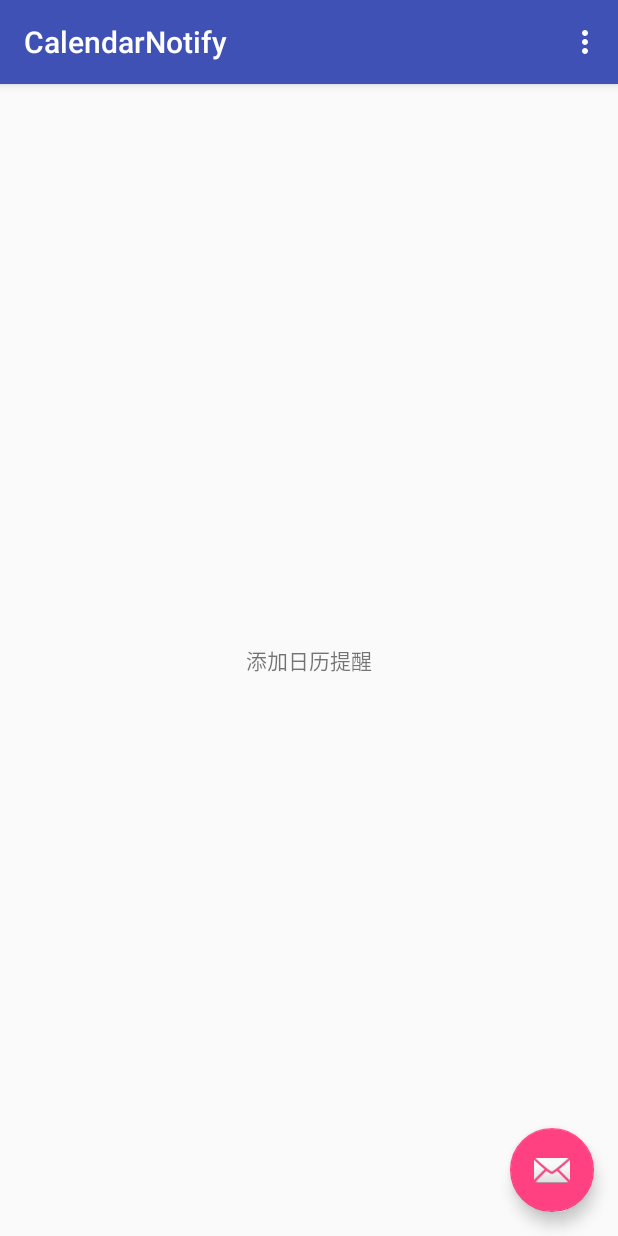
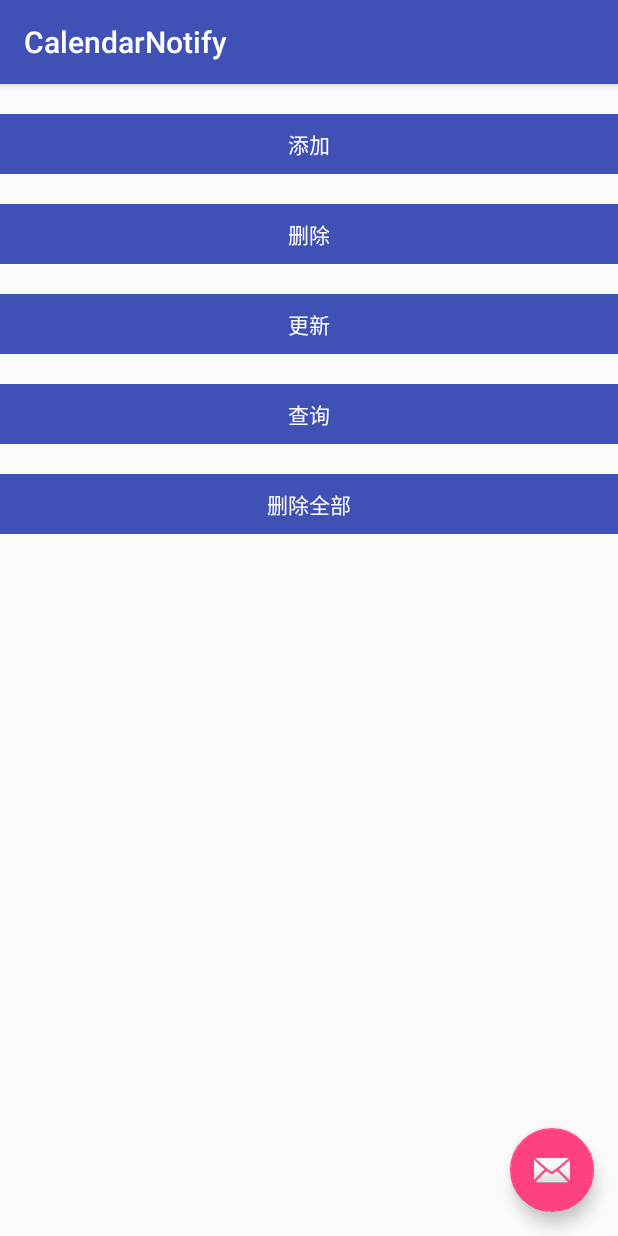
Before and after one commit to SNXJ/MyCalendar, an Android app: the screen it shows after launch (MainActivity), on a phone screen of 412 x 824 dp. Run offline under Robolectric (Android 15) with nearby library versions, the phone set to English and light mode, and no system bars.

Commit message:
fix event id

```diff
--- a/app/build.gradle
+++ b/app/build.gradle
@@ -8,7 +8,8 @@ android {
         targetSdkVersion 27
         versionCode 1
         versionName "1.0"
-        testInstrumentationRunner "android.support.test.runner.AndroidJUnitRunner"
+//        testInstrumentationRunner "android.support.test.runner.AndroidJUnitRunner"
+        multiDexEnabled true
     }
     buildTypes {
         release {
@@ -16,6 +17,7 @@ android {
             proguardFiles getDefaultProguardFile('proguard-android.txt'), 'proguard-rules.pro'
         }
         debug {
+//            resValue("string", "app_name", "日历提醒debug")
             minifyEnabled false
             proguardFiles getDefaultProguardFile('proguard-android.txt'), 'proguard-rules.pro'
         }
--- a/app/src/main/java/com/snxj/calendarnotify/MainActivity.java
+++ b/app/src/main/java/com/snxj/calendarnotify/MainActivity.java
@@ -8,13 +8,17 @@ import android.util.Log;
 import android.view.View;
 import android.view.Menu;
 import android.view.MenuItem;
+import android.widget.TextView;
 
 import com.snxj.calendarnotify.Model.EventModel;
 import com.snxj.calendarnotify.Utils.DateFormatUtil;
 import com.snxj.calendarnotify.Utils.MyPermission;
 import com.snxj.calendarnotify.Utils.PermissionRequest;
 
-public class MainActivity extends AppCompatActivity {
+import java.util.List;
+
+public class MainActivity extends AppCompatActivity implements View.OnClickListener {
+    private TextView tv_add, tv_del, tv_del_all, tv_query, tv_update;
 
     @Override
     protected void onCreate(Bundle savedInstanceState) {
@@ -22,24 +26,113 @@ public class MainActivity extends AppCompatActivity {
         setContentView(R.layout.activity_main);
         Toolbar toolbar = (Toolbar) findViewById(R.id.toolbar);
         setSupportActionBar(toolbar);
-
         FloatingActionButton fab = (FloatingActionButton) findViewById(R.id.fab);
+        tv_add = (TextView) findViewById(R.id.tv_add);
+        tv_del = (TextView) findViewById(R.id.tv_del);
+        tv_del_all = (TextView) findViewById(R.id.tv_del_all);
+        tv_query = (TextView) findViewById(R.id.tv_query);
+        tv_update = (TextView) findViewById(R.id.tv_update);
+        tv_add.setOnClickListener(this);
+        tv_del.setOnClickListener(this);
+        tv_del_all.setOnClickListener(this);
+        tv_query.setOnClickListener(this);
+        tv_update.setOnClickListener(this);
         fab.setOnClickListener(new View.OnClickListener() {
             @Override
             public void onClick(View view) {
+//                new PermissionRequest(MainActivity.this, new PermissionRequest.PermissionCallback() {
+//                    @Override
+//                    public void onPermisstionSuccessful() {
+//                        Log.i("+++++++++++++++++++++", "_++++++++++++add++++++++++++++++++");
+//
+//                        String time = DateFormatUtil.parseTime("2018-05-24  13:10");
+//                        EventModel eventModel = new EventModel();
+//                        eventModel.setContent("提醒内容");
+//                        eventModel.setId("89");
+//                        eventModel.setTime(time);
+////                        CalendarEvent.insertEvent(eventModel);
+//
+//                        CalendarManager.addCalendarEvent(MainActivity.this, "标题", "内容", Long.parseLong(time));
+//                        //TODO 删除
+//                    }
+//
+//                    @Override
+//                    public void onPermisstionFailure() {
+//                        Log.i("+++++++++++++++++++++", "_++++++++++++onPermisstionFailure++++++++++++++++++");
+//                    }
+//                }).request(MyPermission.CALENDAR);
+
+
+            }
+        });
+
+
+    }
+
+    int addTemp = 0;
+
+    @Override
+    public void onClick(View v) {
+        switch (v.getId()) {
+            case R.id.tv_add:
+                addTemp++;
+                addCalendar("2018-05-2" + addTemp + "  15:20");
+                break;
+            case R.id.tv_del:
+                delCalendar();
+                break;
+            case R.id.tv_del_all:
+                delAllCalendar();
+                break;
+            case R.id.tv_query:
+                queryCalendar();
+                break;
+            case R.id.tv_update:
+                upDateCalendar();
+                break;
+        }
+
+    }
+
+    private void upDateCalendar() {
+        String time = DateFormatUtil.parseTime("2018-05-29  15:20");
+        EventModel eventModel = new EventModel();
+        eventModel.setContent("更新提醒内容*********************xxx*************");
+        eventModel.setId(5 + "");
+        eventModel.setTime(time);
+        CalendarEvent.updateEvent(eventModel);
+    }
+
+    private void queryCalendar() {
+        List<EventModel> list = CalendarEvent.queryEvents();
+        if (null == list) return;
+        if (list.size() <= 0) return;
+        for (int i = 0; i < list.size(); i++) {
+            Log.i("+++++++++++++++++++++", list.get(i).getId() + "=id+++++++++++提醒的内容++++++++++++++++++==" + list.get(i).getContent());
+
+        }
+    }
+
+    private void delAllCalendar() {
+        CalendarEvent.deleteAllEvent();
+    }
+
+    private void delCalendar() {
+        CalendarEvent.deleteEvent("5");
+        Log.i("+++++++++++++++++++++", "_++++++++++++del++++++++++++++++++" + 5);
+    }
+
+    private void addCalendar(final String date) {
         new PermissionRequest(MainActivity.this, new PermissionRequest.PermissionCallback() {
             @Override
             public void onPermisstionSuccessful() {
-                        Log.i("+++++++++++++++++++++", "_++++++++++++add++++++++++++++++++");
-
-                        String time = DateFormatUtil.parseTime("2018-05-07  10:20");
+                Log.i("+++++++++++++++++++++", "_++++++++++++add++++++++++++++++++" + addTemp);
+                String time = DateFormatUtil.parseTime(date);
                 EventModel eventModel = new EventModel();
-                        eventModel.setContent("添加的提醒内容");
-                        eventModel.setId("89");
+                eventModel.setContent("提醒内容**********************************" + addTemp);
+                eventModel.setId(addTemp + "");
                 eventModel.setTime(time);
                 CalendarEvent.insertEvent(eventModel);
-                        //TODO 删除
-
             }
 
             @Override
@@ -48,31 +141,7 @@ public class MainActivity extends AppCompatActivity {
             }
         }).request(MyPermission.CALENDAR);
 
-
-            }
-        });
     }
 
 
-    @Override
-    public boolean onCreateOptionsMenu(Menu menu) {
-        // Inflate the menu; this adds items to the action bar if it is present.
-        getMenuInflater().inflate(R.menu.menu_main, menu);
-        return true;
 }
-
-    @Override
-    public boolean onOptionsItemSelected(MenuItem item) {
-        // Handle action bar item clicks here. The action bar will
-        // automatically handle clicks on the Home/Up button, so long
-        // as you specify a parent activity in AndroidManifest.xml.
-        int id = item.getItemId();
-
-        //noinspection SimplifiableIfStatement
-        if (id == R.id.action_settings) {
-            return true;
-        }
-
-        return super.onOptionsItemSelected(item);
-    }
-}
--- a/app/src/main/res/layout/content_main.xml
+++ b/app/src/main/res/layout/content_main.xml
@@ -1,20 +1,63 @@
 <?xml version="1.0" encoding="utf-8"?>
-<android.support.constraint.ConstraintLayout xmlns:android="http://schemas.android.com/apk/res/android"
+<LinearLayout xmlns:android="http://schemas.android.com/apk/res/android"
     xmlns:app="http://schemas.android.com/apk/res-auto"
     xmlns:tools="http://schemas.android.com/tools"
     android:layout_width="match_parent"
     android:layout_height="match_parent"
+    android:orientation="vertical"
     app:layout_behavior="@string/appbar_scrolling_view_behavior"
     tools:context=".MainActivity"
     tools:showIn="@layout/activity_main">
 
     <TextView
-        android:layout_width="wrap_content"
-        android:layout_height="wrap_content"
-        android:text="添加日历提醒"
-        app:layout_constraintBottom_toBottomOf="parent"
-        app:layout_constraintLeft_toLeftOf="parent"
-        app:layout_constraintRight_toRightOf="parent"
-        app:layout_constraintTop_toTopOf="parent" />
+        android:id="@+id/tv_add"
+        android:layout_width="match_parent"
+        android:layout_height="40dp"
+        android:layout_marginTop="20dp"
+        android:background="@color/colorPrimary"
+        android:gravity="center"
+        android:text="添加"
+        android:textColor="@android:color/white" />
 
-</android.support.constraint.ConstraintLayout>
+    <TextView
+        android:id="@+id/tv_del"
+        android:layout_width="match_parent"
+        android:layout_height="40dp"
+        android:layout_marginTop="20dp"
+        android:background="@color/colorPrimary"
+        android:gravity="center"
+        android:text="删除"
+        android:textColor="@android:color/white" />
+
+    <TextView
+        android:id="@+id/tv_update"
+        android:layout_width="match_parent"
+        android:layout_height="40dp"
+        android:layout_marginTop="20dp"
+        android:background="@color/colorPrimary"
+        android:gravity="center"
+        android:text="更新"
+        android:textColor="@android:color/white" />
+
+    <TextView
+        android:id="@+id/tv_query"
+        android:layout_width="match_parent"
+        android:layout_height="40dp"
+        android:layout_marginTop="20dp"
+        android:background="@color/colorPrimary"
+        android:gravity="center"
+        android:text="查询"
+        android:textColor="@android:color/white" />
+
+    <TextView
+        android:id="@+id/tv_del_all"
+        android:layout_width="match_parent"
+        android:layout_height="40dp"
+        android:layout_marginTop="20dp"
+        android:background="@color/colorPrimary"
+        android:gravity="center"
+        android:text="删除全部"
+        android:textColor="@android:color/white" />
+
+
+</LinearLayout>
```
Also changed, not shown: app/src/main/java/com/snxj/calendarnotify/CalendarEvent.java (+6 -3 lines), app/src/main/java/com/snxj/calendarnotify/CalendarManager.java (added, +191 -0 lines). Lines whose indentation alone changed are shown as unchanged.
